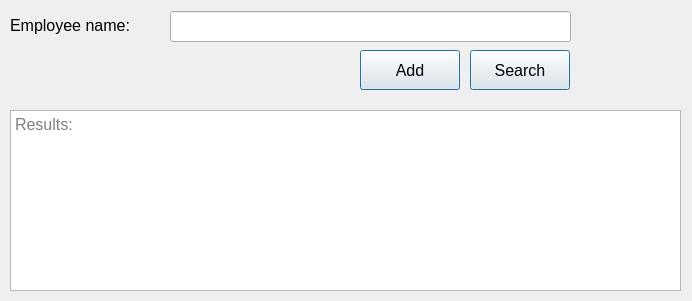
Above: Resources/EmployeeSearchForm.ui from MyoMinHein1246/Project-Work-I before the change. Below: the same form after it.
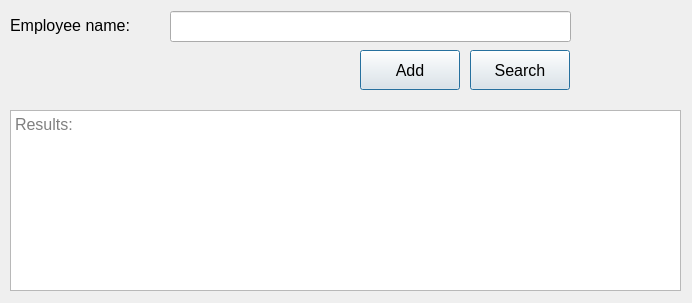
That is the form after the change.

Commit message: fixed what last commit failed

Diff of the .ui file:
```diff
--- a/Resources/EmployeeSearchForm.ui
+++ b/Resources/EmployeeSearchForm.ui
@@ -7,11 +7,11 @@
     <x>0</x>
     <y>0</y>
     <width>692</width>
-    <height>301</height>
+    <height>303</height>
    </rect>
   </property>
   <property name="sizePolicy">
-   <sizepolicy hsizetype="Minimum" vsizetype="Minimum">
+   <sizepolicy hsizetype="Fixed" vsizetype="Fixed">
     <horstretch>1</horstretch>
     <verstretch>1</verstretch>
    </sizepolicy>
@@ -19,7 +19,13 @@
   <property name="minimumSize">
    <size>
     <width>692</width>
-    <height>253</height>
+    <height>303</height>
+   </size>
+  </property>
+  <property name="maximumSize">
+   <size>
+    <width>692</width>
+    <height>303</height>
    </size>
   </property>
   <property name="windowTitle">
```
The commit also changes 1 other file.
